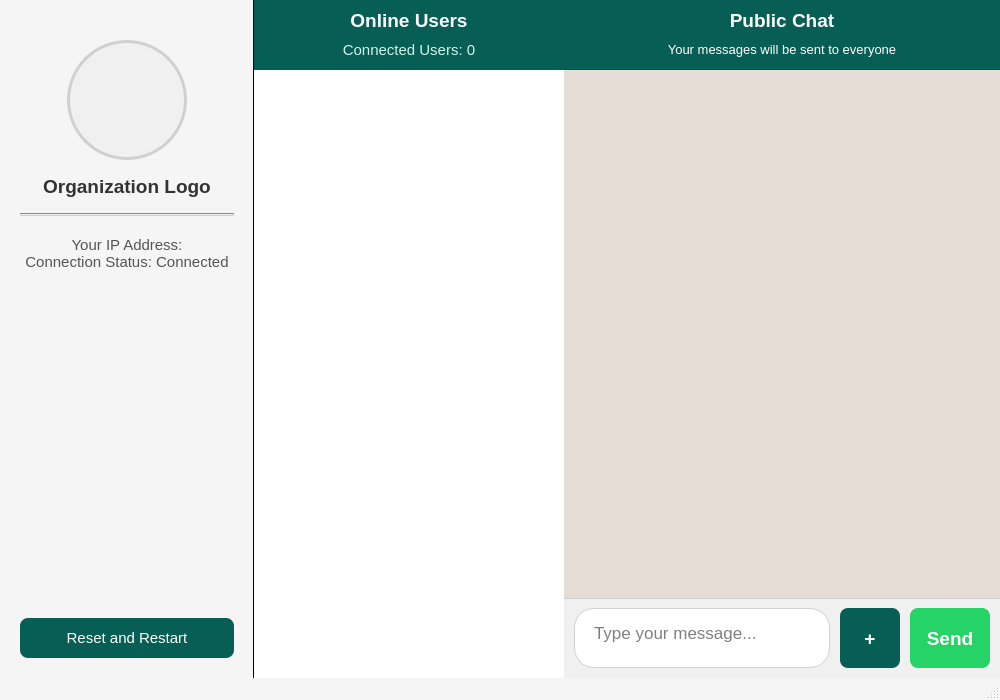
Above: Server/View/ServerChatWindow.ui from Amin4424/ChatApp before the change. Below: the same form after it.
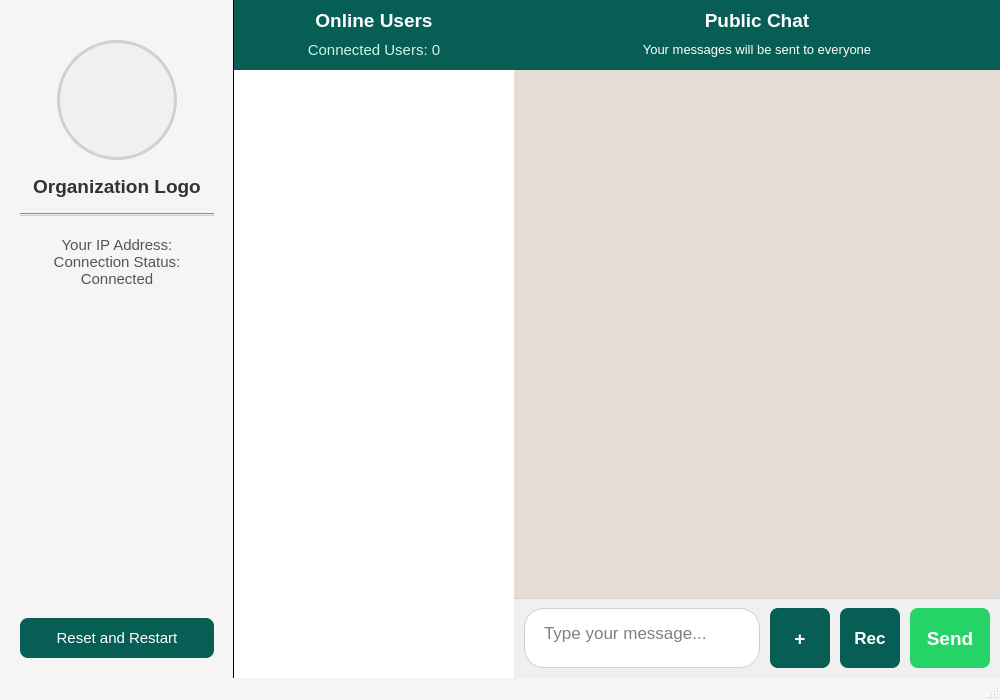
That is the form after the change.

Patch:
```diff
--- a/Server/View/ServerChatWindow.ui
+++ b/Server/View/ServerChatWindow.ui
@@ -409,6 +409,14 @@
     padding: 0px;
     margin: 0px;
 }
+QListWidget::item:selected,
+QListWidget::item:selected:active,
+QListWidget::item:selected:!active,
+QListWidget::item:selected:hover {
+    background-color: transparent;
+    border: none;
+    outline: none;
+}
 /* --- END FIX --- */
 </string>
          </property>
@@ -526,6 +534,41 @@
             </property>
            </widget>
           </item>
+          <item>
+           <widget class="QPushButton" name="recordVoiceBtn">
+            <property name="minimumSize">
+             <size>
+              <width>60</width>
+              <height>60</height>
+             </size>
+            </property>
+            <property name="maximumSize">
+             <size>
+              <width>60</width>
+              <height>60</height>
+             </size>
+            </property>
+            <property name="styleSheet">
+             <string notr="true">QPushButton {
+    background-color: #075e54;
+    color: white;
+    border: none;
+    border-radius: 8px;
+    font-size: 13pt;
+    font-weight: bold;
+}
+QPushButton:hover {
+    background-color: #0a7c6f;
+}
+QPushButton:pressed {
+    background-color: #055346;
+}</string>
+            </property>
+            <property name="text">
+             <string>Rec</string>
+            </property>
+           </widget>
+          </item>
           <item>
            <widget class="QPushButton" name="sendMessageBtn">
             <property name="minimumSize">
```
